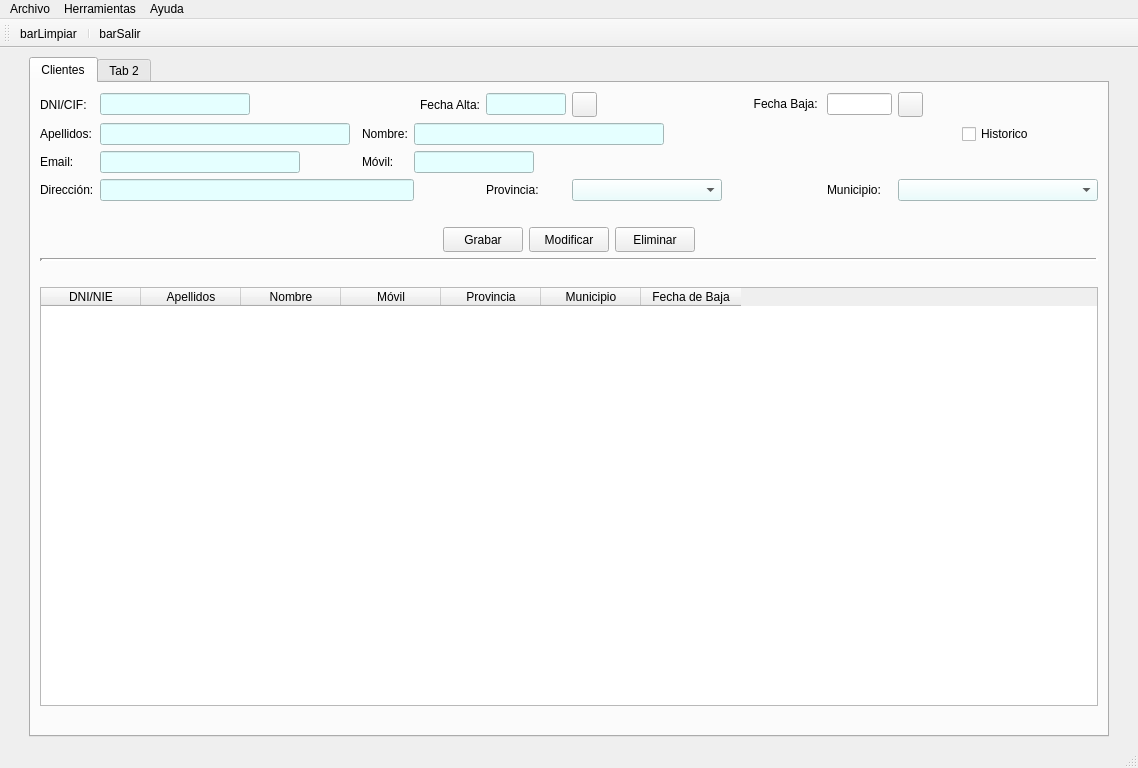
First picture: the form in templates/venPrincipal.ui, repository Semperz/ProyectoDI, before the edit.
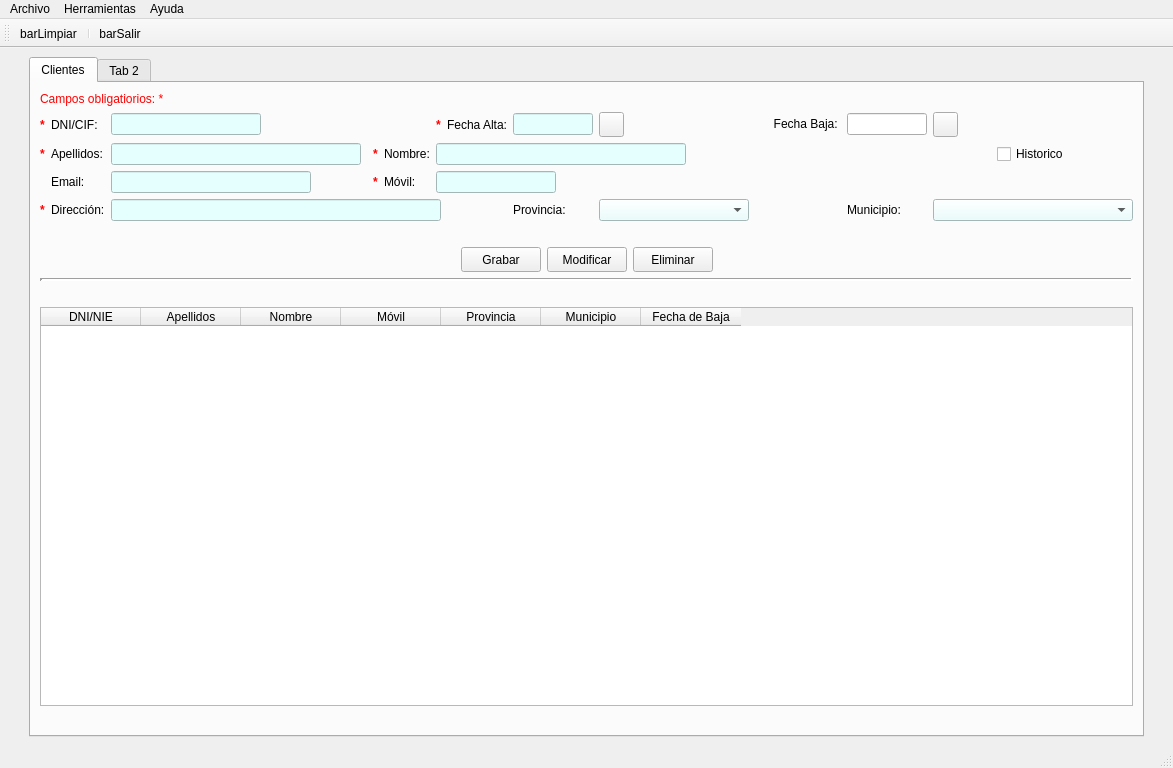
Second picture: the form after the edit. Icons and pictures are not drawn.

Commit message: feat(clientes.java): add mandatory fields and new phone checker

What changed in the file:
```diff
--- a/templates/venPrincipal.ui
+++ b/templates/venPrincipal.ui
@@ -6,7 +6,7 @@
    <rect>
     <x>0</x>
     <y>0</y>
-    <width>1138</width>
+    <width>1163</width>
     <height>768</height>
    </rect>
   </property>
@@ -36,100 +36,26 @@
        </attribute>
        <layout class="QGridLayout" name="gridLayout_3">
         <item row="1" column="0">
-         <widget class="Line" name="line">
-          <property name="frameShadow">
-           <enum>QFrame::Sunken</enum>
-          </property>
-          <property name="lineWidth">
-           <number>3</number>
-          </property>
-          <property name="orientation">
-           <enum>Qt::Horizontal</enum>
-          </property>
-         </widget>
-        </item>
-        <item row="2" column="0">
-         <spacer name="verticalSpacer_2">
-          <property name="orientation">
-           <enum>Qt::Vertical</enum>
-          </property>
-          <property name="sizeType">
-           <enum>QSizePolicy::Fixed</enum>
-          </property>
-          <property name="sizeHint" stdset="0">
-           <size>
-            <width>20</width>
-            <height>20</height>
-           </size>
-          </property>
-         </spacer>
-        </item>
-        <item row="4" column="0">
-         <spacer name="verticalSpacer_3">
-          <property name="orientation">
-           <enum>Qt::Vertical</enum>
-          </property>
-          <property name="sizeType">
-           <enum>QSizePolicy::Fixed</enum>
-          </property>
-          <property name="sizeHint" stdset="0">
-           <size>
-            <width>20</width>
-            <height>20</height>
-           </size>
-          </property>
-         </spacer>
-        </item>
-        <item row="3" column="0">
-         <widget class="QTableWidget" name="tablaClientes">
-          <property name="selectionBehavior">
-           <enum>QAbstractItemView::SelectRows</enum>
-          </property>
-          <attribute name="verticalHeaderVisible">
-           <bool>false</bool>
-          </attribute>
-          <column>
-           <property name="text">
-            <string>DNI/NIE</string>
-           </property>
-          </column>
-          <column>
-           <property name="text">
-            <string>Apellidos</string>
-           </property>
-          </column>
-          <column>
-           <property name="text">
-            <string>Nombre</string>
-           </property>
-          </column>
-          <column>
-           <property name="text">
-            <string>Móvil</string>
-           </property>
-          </column>
-          <column>
-           <property name="text">
-            <string>Provincia</string>
-           </property>
-          </column>
-          <column>
-           <property name="text">
-            <string>Municipio</string>
-           </property>
-          </column>
-          <column>
-           <property name="text">
-            <string>Fecha de Baja</string>
-           </property>
-          </column>
-         </widget>
-        </item>
-        <item row="0" column="0">
          <layout class="QVBoxLayout" name="verticalLayout">
           <item>
            <layout class="QGridLayout" name="gridLayout">
-            <item row="3" column="6">
+            <item row="1" column="1">
+             <widget class="QLabel" name="lblAsterisk_2">
+              <property name="font">
+               <font>
+                <weight>75</weight>
+                <bold>true</bold>
+               </font>
+              </property>
+              <property name="styleSheet">
+               <string notr="true">color:rgb(255, 2, 2)</string>
+              </property>
+              <property name="text">
+               <string>*</string>
+              </property>
+             </widget>
+            </item>
+            <item row="3" column="8">
              <spacer name="horizontalSpacer_3">
               <property name="orientation">
                <enum>Qt::Horizontal</enum>
@@ -145,36 +71,14 @@
               </property>
              </spacer>
             </item>
-            <item row="0" column="2">
-             <widget class="QLineEdit" name="txtDnicli">
-              <property name="minimumSize">
-               <size>
-                <width>120</width>
-                <height>0</height>
-               </size>
-              </property>
-              <property name="maximumSize">
-               <size>
-                <width>150</width>
-                <height>16777215</height>
-               </size>
-              </property>
-              <property name="styleSheet">
-               <string notr="true">background-color:rgb(229, 255, 255);</string>
-              </property>
-              <property name="alignment">
-               <set>Qt::AlignCenter</set>
-              </property>
-             </widget>
-            </item>
-            <item row="1" column="12" alignment="Qt::AlignHCenter">
+            <item row="1" column="14" alignment="Qt::AlignHCenter">
              <widget class="QCheckBox" name="chkHistoriacli">
               <property name="text">
                <string>Historico</string>
               </property>
              </widget>
             </item>
-            <item row="2" column="3">
+            <item row="2" column="4">
              <spacer name="horizontalSpacer_2">
               <property name="orientation">
                <enum>Qt::Horizontal</enum>
@@ -190,7 +94,55 @@
               </property>
              </spacer>
             </item>
+            <item row="0" column="3">
+             <widget class="QLineEdit" name="txtDnicli">
+              <property name="minimumSize">
+               <size>
+                <width>120</width>
+                <height>0</height>
+               </size>
+              </property>
+              <property name="maximumSize">
+               <size>
+                <width>150</width>
+                <height>16777215</height>
+               </size>
+              </property>
+              <property name="styleSheet">
+               <string notr="true">background-color:rgb(229, 255, 255);</string>
+              </property>
+              <property name="alignment">
+               <set>Qt::AlignCenter</set>
+              </property>
+             </widget>
+            </item>
+            <item row="1" column="7" colspan="7">
+             <widget class="QLineEdit" name="txtNomcli">
+              <property name="minimumSize">
+               <size>
+                <width>200</width>
+                <height>0</height>
+               </size>
+              </property>
+              <property name="maximumSize">
+               <size>
+                <width>250</width>
+                <height>16777215</height>
+               </size>
+              </property>
+              <property name="styleSheet">
+               <string notr="true">background-color:rgb(229, 255, 255);</string>
+              </property>
+             </widget>
+            </item>
             <item row="2" column="2">
+             <widget class="QLabel" name="lblEmailcli">
+              <property name="text">
+               <string>Email:</string>
+              </property>
+             </widget>
+            </item>
+            <item row="2" column="3">
              <widget class="QLineEdit" name="txtEmailcli">
               <property name="minimumSize">
                <size>
@@ -209,7 +161,7 @@
               </property>
              </widget>
             </item>
-            <item row="1" column="2">
+            <item row="1" column="3">
              <widget class="QLineEdit" name="txtApelcli">
               <property name="minimumSize">
                <size>
@@ -228,54 +180,21 @@
               </property>
              </widget>
             </item>
-            <item row="1" column="5" colspan="7">
-             <widget class="QLineEdit" name="txtNomcli">
-              <property name="minimumSize">
-               <size>
-                <width>200</width>
-                <height>0</height>
-               </size>
-              </property>
-              <property name="maximumSize">
-               <size>
-                <width>250</width>
-                <height>16777215</height>
-               </size>
-              </property>
-              <property name="styleSheet">
-               <string notr="true">background-color:rgb(229, 255, 255);</string>
-              </property>
-             </widget>
-            </item>
-            <item row="2" column="1">
-             <widget class="QLabel" name="lblEmailcli">
-              <property name="text">
-               <string>Email:</string>
-              </property>
-             </widget>
-            </item>
-            <item row="1" column="1">
+            <item row="1" column="2">
              <widget class="QLabel" name="lblApelcli">
               <property name="text">
                <string>Apellidos:</string>
               </property>
              </widget>
             </item>
-            <item row="0" column="1">
-             <widget class="QLabel" name="lblDnicli">
-              <property name="text">
-               <string>DNI/CIF:</string>
-              </property>
-             </widget>
-            </item>
-            <item row="3" column="7">
+            <item row="3" column="9">
              <widget class="QLabel" name="lblProvcli">
               <property name="text">
                <string>Provincia:</string>
               </property>
              </widget>
             </item>
-            <item row="2" column="5" colspan="4">
+            <item row="2" column="7" colspan="4">
              <widget class="QLineEdit" name="txtMovilcli">
               <property name="minimumSize">
                <size>
@@ -297,54 +216,61 @@
               </property>
              </widget>
             </item>
-            <item row="1" column="4">
+            <item row="1" column="6">
              <widget class="QLabel" name="lblNomcli">
               <property name="text">
                <string>Nombre:</string>
               </property>
              </widget>
             </item>
-            <item row="2" column="4">
+            <item row="0" column="2">
+             <widget class="QLabel" name="lblDnicli">
+              <property name="text">
+               <string>DNI/CIF:</string>
+              </property>
+             </widget>
+            </item>
+            <item row="2" column="6">
              <widget class="QLabel" name="lblMovilcli">
               <property name="text">
                <string>Móvil:</string>
               </property>
              </widget>
             </item>
-            <item row="3" column="2" colspan="4">
-             <widget class="QLineEdit" name="txtDircli">
-              <property name="minimumSize">
-               <size>
-                <width>300</width>
-                <height>0</height>
-               </size>
-              </property>
-              <property name="maximumSize">
-               <size>
-                <width>1200</width>
-                <height>16777215</height>
-               </size>
-              </property>
-              <property name="styleSheet">
-               <string notr="true">background-color:rgb(229, 255, 255);</string>
-              </property>
-             </widget>
-            </item>
-            <item row="0" column="6">
+            <item row="0" column="8" alignment="Qt::AlignLeft">
              <widget class="QLabel" name="lblFechaAltacli">
               <property name="text">
                <string>Fecha Alta:</string>
               </property>
              </widget>
             </item>
-            <item row="3" column="1">
+            <item row="3" column="2">
              <widget class="QLabel" name="lblDircli">
               <property name="text">
                <string>Dirección:</string>
               </property>
              </widget>
             </item>
-            <item row="3" column="8">
+            <item row="3" column="3" colspan="5">
+             <widget class="QLineEdit" name="txtDircli">
+              <property name="minimumSize">
+               <size>
+                <width>300</width>
+                <height>0</height>
+               </size>
+              </property>
+              <property name="maximumSize">
+               <size>
+                <width>1200</width>
+                <height>16777215</height>
+               </size>
+              </property>
+              <property name="styleSheet">
+               <string notr="true">background-color:rgb(229, 255, 255);</string>
+              </property>
+             </widget>
+            </item>
+            <item row="3" column="10">
              <widget class="QComboBox" name="cmbProvcli">
               <property name="minimumSize">
                <size>
@@ -363,33 +289,14 @@
               </property>
              </widget>
             </item>
-            <item row="3" column="11">
+            <item row="3" column="13">
              <widget class="QLabel" name="lblMunicli">
               <property name="text">
                <string>Municipio:</string>
               </property>
              </widget>
             </item>
-            <item row="3" column="12">
-             <widget class="QComboBox" name="cmbMunicli">
-              <property name="minimumSize">
-               <size>
-                <width>200</width>
-                <height>0</height>
-               </size>
-              </property>
-              <property name="maximumSize">
-               <size>
-                <width>200</width>
-                <height>16777215</height>
-               </size>
-              </property>
-              <property name="styleSheet">
-               <string notr="true">background-color:rgb(229, 255, 255);</string>
-              </property>
-             </widget>
-            </item>
-            <item row="0" column="13" rowspan="4">
+            <item row="0" column="15" rowspan="4">
              <spacer name="horizontalSpacer_9">
               <property name="orientation">
                <enum>Qt::Horizontal</enum>
@@ -402,52 +309,17 @@
               </property>
              </spacer>
             </item>
-            <item row="0" column="8">
-             <widget class="QPushButton" name="btnAltaCli">
-              <property name="minimumSize">
-               <size>
-                <width>25</width>
-                <height>25</height>
-               </size>
-              </property>
-              <property name="maximumSize">
-               <size>
-                <width>25</width>
-                <height>25</height>
-               </size>
-              </property>
-              <property name="styleSheet">
-               <string notr="true"/>
-              </property>
-              <property name="text">
-               <string/>
-              </property>
-              <property name="icon">
-               <iconset>
-                <normaloff>../img/calendario.ico</normaloff>../img/calendario.ico</iconset>
-              </property>
-              <property name="iconSize">
-               <size>
-                <width>25</width>
-                <height>25</height>
-               </size>
-              </property>
-              <property name="checkable">
-               <bool>false</bool>
-              </property>
-             </widget>
-            </item>
-            <item row="0" column="7">
+            <item row="0" column="9" alignment="Qt::AlignLeft">
              <widget class="QLineEdit" name="txtAltaCli">
               <property name="minimumSize">
                <size>
                 <width>80</width>
-                <height>0</height>
+                <height>4</height>
                </size>
               </property>
               <property name="maximumSize">
                <size>
-                <width>80</width>
+                <width>100</width>
                 <height>16777215</height>
                </size>
               </property>
@@ -472,7 +344,7 @@
               </property>
              </spacer>
             </item>
-            <item row="3" column="9">
+            <item row="3" column="11">
              <spacer name="horizontalSpacer_13">
               <property name="orientation">
                <enum>Qt::Horizontal</enum>
@@ -485,7 +357,83 @@
               </property>
              </spacer>
             </item>
-            <item row="3" column="10">
+            <item row="0" column="10" alignment="Qt::AlignLeft">
+             <widget class="QPushButton" name="btnAltaCli">
+              <property name="minimumSize">
+               <size>
+                <width>25</width>
+                <height>25</height>
+               </size>
+              </property>
+              <property name="maximumSize">
+               <size>
+                <width>25</width>
+                <height>25</height>
+               </size>
+              </property>
+              <property name="styleSheet">
+               <string notr="true"/>
+              </property>
+              <property name="text">
+               <string/>
+              </property>
+              <property name="icon">
+               <iconset>
+                <normaloff>../img/calendario.ico</normaloff>../img/calendario.ico</iconset>
+              </property>
+              <property name="iconSize">
+               <size>
+                <width>25</width>
+                <height>25</height>
+               </size>
+              </property>
+              <property name="checkable">
+               <bool>false</bool>
+              </property>
+             </widget>
+            </item>
+            <item row="3" column="14">
+             <widget class="QComboBox" name="cmbMunicli">
+              <property name="minimumSize">
+               <size>
+                <width>200</width>
+                <height>0</height>
+               </size>
+              </property>
+              <property name="maximumSize">
+               <size>
+                <width>200</width>
+                <height>16777215</height>
+               </size>
+              </property>
+              <property name="styleSheet">
+               <string notr="true">background-color:rgb(229, 255, 255);</string>
+              </property>
+             </widget>
+            </item>
+            <item row="0" column="13">
+             <widget class="QLineEdit" name="txtBajaCli">
+              <property name="sizePolicy">
+               <sizepolicy hsizetype="Expanding" vsizetype="Fixed">
+                <horstretch>0</horstretch>
+                <verstretch>0</verstretch>
+               </sizepolicy>
+              </property>
+              <property name="minimumSize">
+               <size>
+                <width>80</width>
+                <height>0</height>
+               </size>
+              </property>
+              <property name="maximumSize">
+               <size>
+                <width>80</width>
+                <height>16777215</height>
+               </size>
+              </property>
+             </widget>
+            </item>
+            <item row="3" column="12">
              <spacer name="horizontalSpacer_7">
               <property name="orientation">
                <enum>Qt::Horizontal</enum>
@@ -498,33 +446,7 @@
               </property>
              </spacer>
             </item>
-            <item row="1" column="3">
-             <spacer name="horizontalSpacer">
-              <property name="orientation">
-               <enum>Qt::Horizontal</enum>
-              </property>
-              <property name="sizeType">
-               <enum>QSizePolicy::Expanding</enum>
-              </property>
-              <property name="sizeHint" stdset="0">
-               <size>
-                <width>40</width>
-                <height>20</height>
-               </size>
-              </property>
-             </spacer>
-            </item>
-            <item row="0" column="11">
-             <widget class="QLineEdit" name="txtBajaCli"/>
-            </item>
-            <item row="0" column="9">
-             <widget class="QLabel" name="label_2">
-              <property name="text">
-               <string/>
-              </property>
-             </widget>
-            </item>
-            <item row="0" column="12">
+            <item row="0" column="14">
              <widget class="QPushButton" name="btnBajaCli">
               <property name="minimumSize">
                <size>
@@ -553,7 +475,23 @@
               </property>
              </widget>
             </item>
-            <item row="0" column="10">
+            <item row="1" column="4">
+             <spacer name="horizontalSpacer">
+              <property name="orientation">
+               <enum>Qt::Horizontal</enum>
+              </property>
+              <property name="sizeType">
+               <enum>QSizePolicy::Expanding</enum>
+              </property>
+              <property name="sizeHint" stdset="0">
+               <size>
+                <width>40</width>
+                <height>20</height>
+               </size>
+              </property>
+             </spacer>
+            </item>
+            <item row="0" column="12" alignment="Qt::AlignRight|Qt::AlignVCenter">
              <widget class="QLabel" name="lblFechaBajacli">
               <property name="minimumSize">
                <size>
@@ -563,7 +501,7 @@
               </property>
               <property name="maximumSize">
                <size>
-                <width>80</width>
+                <width>70</width>
                 <height>20</height>
                </size>
               </property>
@@ -575,6 +513,86 @@
               </property>
              </widget>
             </item>
+            <item row="0" column="1">
+             <widget class="QLabel" name="lblAsterisk">
+              <property name="font">
+               <font>
+                <weight>75</weight>
+                <bold>true</bold>
+               </font>
+              </property>
+              <property name="styleSheet">
+               <string notr="true">color:rgb(255, 2, 2)</string>
+              </property>
+              <property name="text">
+               <string>*</string>
+              </property>
+             </widget>
+            </item>
+            <item row="0" column="7">
+             <widget class="QLabel" name="lblAsterisk_4">
+              <property name="font">
+               <font>
+                <weight>75</weight>
+                <bold>true</bold>
+               </font>
+              </property>
+              <property name="styleSheet">
+               <string notr="true">color:rgb(255, 2, 2)</string>
+              </property>
+              <property name="text">
+               <string>*</string>
+              </property>
+             </widget>
+            </item>
+            <item row="1" column="5">
+             <widget class="QLabel" name="label_4">
+              <property name="font">
+               <font>
+                <weight>75</weight>
+                <bold>true</bold>
+               </font>
+              </property>
+              <property name="styleSheet">
+               <string notr="true">color:rgb(255, 2, 2)</string>
+              </property>
+              <property name="text">
+               <string>*</string>
+              </property>
+             </widget>
+            </item>
+            <item row="3" column="1">
+             <widget class="QLabel" name="lblAsterisk_3">
+              <property name="font">
+               <font>
+                <weight>75</weight>
+                <bold>true</bold>
+               </font>
+              </property>
+              <property name="styleSheet">
+               <string notr="true">color:rgb(255, 2, 2)</string>
+              </property>
+              <property name="text">
+               <string>*</string>
+              </property>
+             </widget>
+            </item>
+            <item row="2" column="5">
+             <widget class="QLabel" name="lblAsterisk_5">
+              <property name="font">
+               <font>
+                <weight>75</weight>
+                <bold>true</bold>
+               </font>
+              </property>
+              <property name="styleSheet">
+               <string notr="true">color:rgb(255, 2, 2)</string>
+              </property>
+              <property name="text">
+               <string>*</string>
+              </property>
+             </widget>
+            </item>
            </layout>
           </item>
           <item>
@@ -688,6 +706,106 @@
           </item>
          </layout>
         </item>
+        <item row="2" column="0">
+         <widget class="Line" name="line">
+          <property name="frameShadow">
+           <enum>QFrame::Sunken</enum>
+          </property>
+          <property name="lineWidth">
+           <number>3</number>
+          </property>
+          <property name="orientation">
+           <enum>Qt::Horizontal</enum>
+          </property>
+         </widget>
+        </item>
+        <item row="5" column="0">
+         <spacer name="verticalSpacer_3">
+          <property name="orientation">
+           <enum>Qt::Vertical</enum>
+          </property>
+          <property name="sizeType">
+           <enum>QSizePolicy::Fixed</enum>
+          </property>
+          <property name="sizeHint" stdset="0">
+           <size>
+            <width>20</width>
+            <height>20</height>
+           </size>
+          </property>
+         </spacer>
+        </item>
+        <item row="3" column="0">
+         <spacer name="verticalSpacer_2">
+          <property name="orientation">
+           <enum>Qt::Vertical</enum>
+          </property>
+          <property name="sizeType">
+           <enum>QSizePolicy::Fixed</enum>
+          </property>
+          <property name="sizeHint" stdset="0">
+           <size>
+            <width>20</width>
+            <height>20</height>
+           </size>
+          </property>
+         </spacer>
+        </item>
+        <item row="4" column="0">
+         <widget class="QTableWidget" name="tablaClientes">
+          <property name="selectionBehavior">
+           <enum>QAbstractItemView::SelectRows</enum>
+          </property>
+          <attribute name="verticalHeaderVisible">
+           <bool>false</bool>
+          </attribute>
+          <column>
+           <property name="text">
+            <string>DNI/NIE</string>
+           </property>
+          </column>
+          <column>
+           <property name="text">
+            <string>Apellidos</string>
+           </property>
+          </column>
+          <column>
+           <property name="text">
+            <string>Nombre</string>
+           </property>
+          </column>
+          <column>
+           <property name="text">
+            <string>Móvil</string>
+           </property>
+          </column>
+          <column>
+           <property name="text">
+            <string>Provincia</string>
+           </property>
+          </column>
+          <column>
+           <property name="text">
+            <string>Municipio</string>
+           </property>
+          </column>
+          <column>
+           <property name="text">
+            <string>Fecha de Baja</string>
+           </property>
+          </column>
+         </widget>
+        </item>
+        <item row="0" column="0">
+         <widget class="QLabel" name="lblCamposObligatorios">
+          <property name="styleSheet">
+           <string notr="true">color:rgb(255, 2, 2)</string>
+          </property>
+          <property name="text">
+           <string>Campos obligatiorios: * </string>
+          </property>
+         </widget>
+        </item>
        </layout>
       </widget>
       <widget class="QWidget" name="tabConstruccion">
@@ -749,7 +867,7 @@
     <rect>
      <x>0</x>
      <y>0</y>
-     <width>1138</width>
+     <width>1163</width>
      <height>21</height>
     </rect>
    </property>
```
The commit also changes 5 other files.
